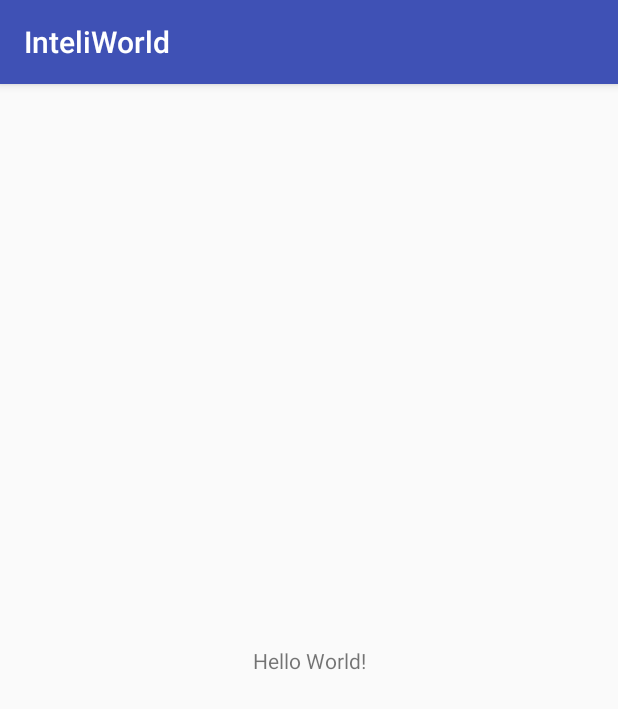
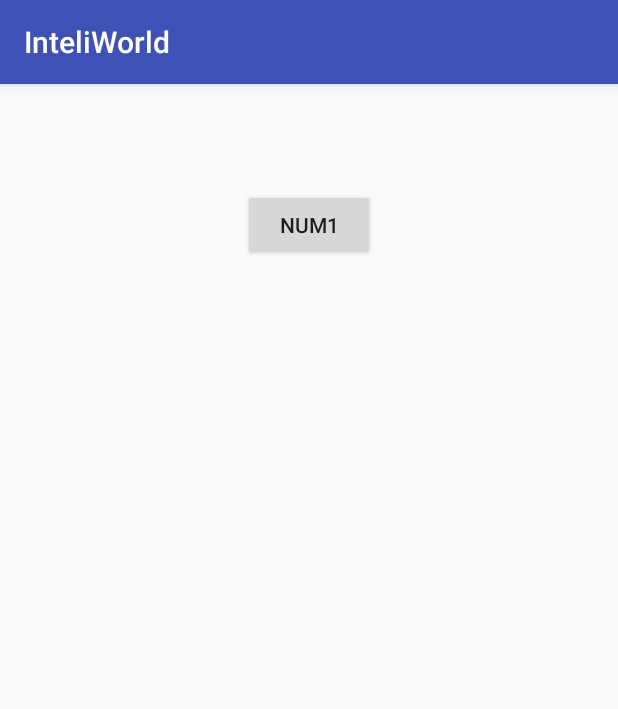
Before and after one commit to bayraktugrul/inteliworld-smart-controlsystem, an Android app: the screen it shows after launch (MainActivity), on a phone screen of 412 x 824 dp. Shown: the top 709 px of the screen. Run offline under Robolectric (Android 15) with nearby library versions, the light colour scheme and no system bars; libraries missing offline, so code that uses them is left out: com.firebase.client; 2 statements that could not run were skipped.

```diff
--- a/app/src/main/AndroidManifest.xml
+++ b/app/src/main/AndroidManifest.xml
@@ -1,6 +1,7 @@
 <?xml version="1.0" encoding="utf-8"?>
 <manifest xmlns:android="http://schemas.android.com/apk/res/android"
     package="com.smartcontrolsystem.inteliworld">
+    <uses-permission android:name="android.permission.INTERNET"></uses-permission>
 
     <application
         android:allowBackup="true"
@@ -9,7 +10,8 @@
         android:roundIcon="@mipmap/ic_launcher_round"
         android:supportsRtl="true"
         android:theme="@style/AppTheme">
-        <activity android:name=".MainActivity">
+        <activity android:name=".MainActivity"
+            android:screenOrientation="portrait">
             <intent-filter>
                 <action android:name="android.intent.action.MAIN" />
 
--- a/app/src/main/java/com/smartcontrolsystem/inteliworld/MainActivity.java
+++ b/app/src/main/java/com/smartcontrolsystem/inteliworld/MainActivity.java
@@ -2,12 +2,47 @@ package com.smartcontrolsystem.inteliworld;
 
 import android.support.v7.app.AppCompatActivity;
 import android.os.Bundle;
+import android.view.View;
+import android.widget.Button;
+
+import com.firebase.client.Firebase;
+import com.google.firebase.FirebaseApp;
 
 public class MainActivity extends AppCompatActivity {
+
+    private Button num1;
+    private Firebase mRef;
+
 
     @Override
     protected void onCreate(Bundle savedInstanceState) {
         super.onCreate(savedInstanceState);
         setContentView(R.layout.activity_main);
+        init();
+        Firebase.setAndroidContext(this);
+        mRef = new Firebase("https://inteliworld-31e3b.firebaseio.com/");
+
+
+
+
+        num1.setOnClickListener(new View.OnClickListener() {
+            @Override
+            public void onClick(View view) {
+                Firebase mRefChild = mRef.child("num1");
+                mRefChild.setValue("false");
+
+            }
+        });
+
+
+
     }
+
+
+    public void init() {
+        num1 = (Button)findViewById(R.id.num1);
+    }
+
+
+
 }
--- a/app/src/main/res/layout/activity_main.xml
+++ b/app/src/main/res/layout/activity_main.xml
@@ -1,18 +1,17 @@
 <?xml version="1.0" encoding="utf-8"?>
-<android.support.constraint.ConstraintLayout xmlns:android="http://schemas.android.com/apk/res/android"
+<RelativeLayout xmlns:android="http://schemas.android.com/apk/res/android"
     xmlns:app="http://schemas.android.com/apk/res-auto"
     xmlns:tools="http://schemas.android.com/tools"
     android:layout_width="match_parent"
     android:layout_height="match_parent"
     tools:context="com.smartcontrolsystem.inteliworld.MainActivity">
 
-    <TextView
+    <Button
+        android:id="@+id/num1"
         android:layout_width="wrap_content"
         android:layout_height="wrap_content"
-        android:text="Hello World!"
-        app:layout_constraintBottom_toBottomOf="parent"
-        app:layout_constraintLeft_toLeftOf="parent"
-        app:layout_constraintRight_toRightOf="parent"
-        app:layout_constraintTop_toTopOf="parent" />
-
-</android.support.constraint.ConstraintLayout>
+        android:layout_alignParentTop="true"
+        android:layout_centerHorizontal="true"
+        android:layout_marginTop="70dp"
+        android:text="num1" />
+</RelativeLayout>
```
Also changed, not shown: app/build.gradle (+12 -0 lines), build.gradle (line endings or trailing spaces), 1 other file.
